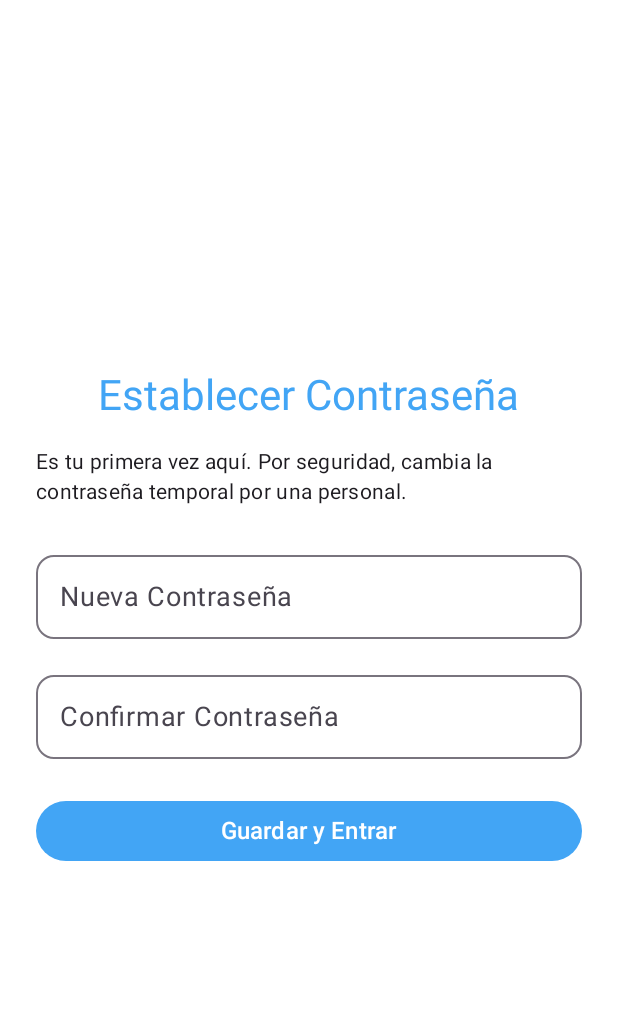
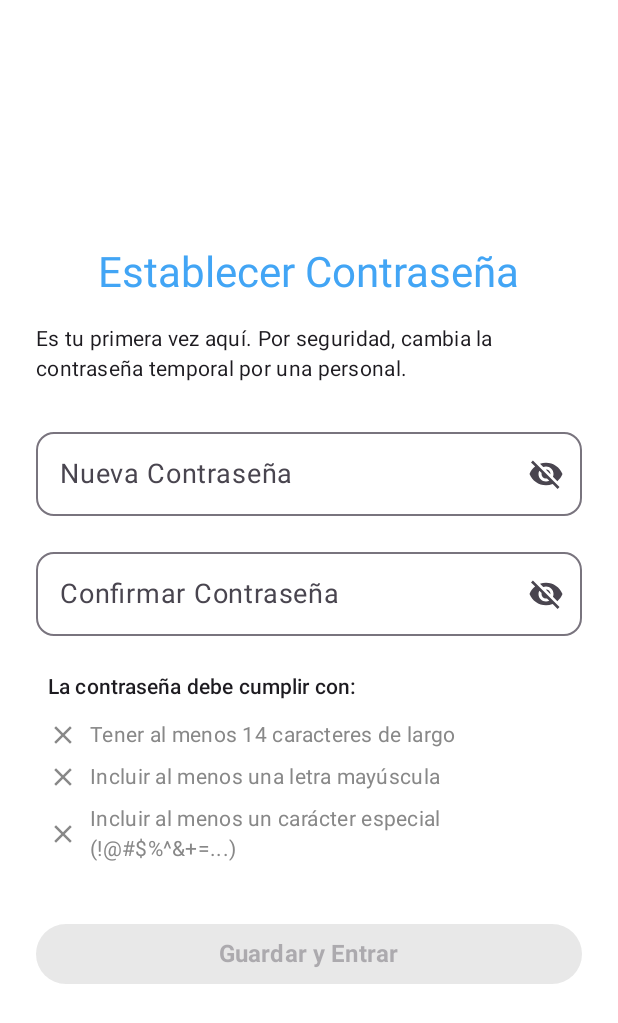
Before and after one commit to kassandra-cloud/app-movil, an Android app built with Jetpack Compose: the composable ChangePasswordScreen shown on its own in the app's theme, on a phone screen of 412 x 824 dp. Shown: the top 1023 px of the screen. Run offline under Robolectric (Android 15) with nearby library versions, the phone set to English and light mode, and no system bars.

Commit message:
agregando restricion al cambio de contraseña

```diff
--- a/app/build.gradle.kts
+++ b/app/build.gradle.kts
@@ -1,5 +1,3 @@
-// app/build.gradle.kts
-
 plugins {
     alias(libs.plugins.android.application)
     alias(libs.plugins.kotlin.android)
@@ -10,11 +8,13 @@ plugins {
 
 android {
     namespace = "com.example.proyecto"
-    compileSdk = 34
+    // Mantener en 35 para resolver los errores de compatibilidad
+    compileSdk = 35
 
     defaultConfig {
         applicationId = "com.example.proyecto"
         minSdk = 24
+        // Mantener en 35 para resolver los errores de compatibilidad
         targetSdk = 34
         versionCode = 1
         versionName = "1.0"
@@ -46,6 +46,10 @@ android {
 }
 
 dependencies {
+    // ELIMINADA la línea implementation(libs.androidx.compose.foundation)
+    // que causaba la "Unresolved reference" ya que se define como String
+    // más abajo. La definición como String es funcional.
+
     val retrofit_version = "2.11.0"
     val moshi_version = "1.15.0"
     val okhttp_version = "4.12.0"
@@ -64,6 +68,8 @@ dependencies {
     implementation(libs.androidx.compose.ui.graphics)
     implementation(libs.androidx.compose.ui.tooling.preview)
     implementation(libs.androidx.compose.material3)
+
+    // Esta línea se mantiene, usando el String literal que sí funciona.
     implementation("androidx.compose.foundation:foundation")
 
     implementation("androidx.compose.material:material-icons-extended")
@@ -102,6 +108,7 @@ dependencies {
     implementation("androidx.media3:media3-exoplayer:1.3.1")
     implementation("androidx.media3:media3-ui:1.3.1")
     implementation("androidx.media3:media3-common:1.3.1")
+
     // Desugaring
     coreLibraryDesugaring("com.android.tools:desugar_jdk_libs:2.0.4")
 
--- a/app/src/main/java/com/example/proyecto/api/ApiClient.kt
+++ b/app/src/main/java/com/example/proyecto/api/ApiClient.kt
@@ -12,7 +12,7 @@ import java.util.concurrent.TimeUnit
 object ApiClient {
 
     // Asegúrate de que esta IP sea la correcta donde corre tu Django ahora
-    private const val BASE_URL = "http://10.4.16.106:8000/"
+    private const val BASE_URL = "http://192.168.0.105:8000/"
 
     // --- Interceptores útiles ---
     private val logging = HttpLoggingInterceptor().apply {
--- a/app/src/main/java/com/example/proyecto/network/RetrofitInstance.kt
+++ b/app/src/main/java/com/example/proyecto/network/RetrofitInstance.kt
@@ -10,7 +10,7 @@ object RetrofitInstance {
 
     private val retrofit by lazy {
         Retrofit.Builder()
-            .baseUrl("http://10.4.16.106:8000/")
+            .baseUrl("http://192.168.0.105:8000/")
             .client(client)
             .addConverterFactory(GsonConverterFactory.create())
             .build()
--- a/app/src/main/java/com/example/proyecto/ui/theme/auth/ChangePasswordScreen.kt
+++ b/app/src/main/java/com/example/proyecto/ui/theme/auth/ChangePasswordScreen.kt
@@ -2,24 +2,62 @@ package com.example.proyecto.ui.theme.auth
 
 import android.widget.Toast
 import androidx.compose.foundation.layout.*
+import androidx.compose.foundation.rememberScrollState
+// IMPORTACIONES CORREGIDAS
+import androidx.compose.foundation.text.KeyboardOptions
+import androidx.compose.foundation.verticalScroll
+import androidx.compose.material.icons.Icons
+import androidx.compose.material.icons.filled.Check
+import androidx.compose.material.icons.filled.Close
+import androidx.compose.material.icons.filled.Visibility
+import androidx.compose.material.icons.filled.VisibilityOff
 import androidx.compose.material3.*
 import androidx.compose.runtime.*
 import androidx.compose.ui.Alignment
 import androidx.compose.ui.Modifier
+import androidx.compose.ui.graphics.Color
 import androidx.compose.ui.platform.LocalContext
+import androidx.compose.ui.text.font.FontWeight
+import androidx.compose.ui.text.input.KeyboardType // IMPORTACIÓN AÑADIDA/CORREGIDA
 import androidx.compose.ui.text.input.PasswordVisualTransformation
+import androidx.compose.ui.text.input.VisualTransformation
 import androidx.compose.ui.unit.dp
 import androidx.lifecycle.compose.collectAsStateWithLifecycle
 import com.example.proyecto.viewmodel.LoginViewModel
 
+// ==========================================================
+// LÓGICA DE VALIDACIÓN DE CONTRASEÑA
+// ==========================================================
+
+fun checkMinLength(password: String): Boolean = password.length >= 14
+fun checkUppercase(password: String): Boolean = password.any { it.isUpperCase() }
+fun checkSpecialChar(password: String): Boolean = password.contains(Regex("[^A-Za-z0-9]"))
+
+// ==========================================================
+// PANTALLA PRINCIPAL
+// ==========================================================
+
 @Composable
 fun ChangePasswordScreen(viewModel: LoginViewModel) {
     val uiState by viewModel.uiState.collectAsStateWithLifecycle()
+
     var password by remember { mutableStateOf("") }
     var confirmPassword by remember { mutableStateOf("") }
     val context = LocalContext.current
 
-    // Mostrar errores o mensajes
+    var showPassword by remember { mutableStateOf(false) }
+    var showConfirmPassword by remember { mutableStateOf(false) }
+
+    val isLengthMet = checkMinLength(password)
+    val isUppercaseMet = checkUppercase(password)
+    val isSpecialCharMet = checkSpecialChar(password)
+
+    val allRequirementsMet = isLengthMet && isUppercaseMet && isSpecialCharMet
+    val passwordsMatch = password == confirmPassword
+
+    val isPasswordValid = allRequirementsMet && passwordsMatch && password.isNotBlank()
+
+    // Mostrar errores o mensajes (manteniendo su lógica original con Toast)
     LaunchedEffect(uiState.errorMessage, uiState.successMessage) {
         uiState.errorMessage?.let {
             Toast.makeText(context, it, Toast.LENGTH_LONG).show()
@@ -34,7 +72,8 @@ fun ChangePasswordScreen(viewModel: LoginViewModel) {
     Column(
         modifier = Modifier
             .fillMaxSize()
-            .padding(24.dp),
+            .padding(24.dp)
+            .verticalScroll(rememberScrollState()),
         horizontalAlignment = Alignment.CenterHorizontally,
         verticalArrangement = Arrangement.Center
     ) {
@@ -53,44 +92,128 @@ fun ChangePasswordScreen(viewModel: LoginViewModel) {
 
         Spacer(modifier = Modifier.height(24.dp))
 
+        // CAMPO: Nueva Contraseña (USO SIMPLIFICADO de KeyboardOptions y KeyboardType)
         OutlinedTextField(
             value = password,
             onValueChange = { password = it },
             label = { Text("Nueva Contraseña") },
-            visualTransformation = PasswordVisualTransformation(),
+            singleLine = true,
+            visualTransformation = if (showPassword) VisualTransformation.None else PasswordVisualTransformation(),
+            keyboardOptions = KeyboardOptions( // Usando KeyboardOptions importada
+                keyboardType = KeyboardType.Password // Usando KeyboardType importado
+            ),
+            trailingIcon = {
+                IconButton(onClick = { showPassword = !showPassword }) {
+                    Icon(
+                        imageVector = if (showPassword) Icons.Filled.Visibility else Icons.Filled.VisibilityOff,
+                        contentDescription = if (showPassword) "Ocultar contraseña" else "Mostrar contraseña"
+                    )
+                }
+            },
             modifier = Modifier.fillMaxWidth()
         )
 
         Spacer(modifier = Modifier.height(16.dp))
 
+        // CAMPO: Confirmar Contraseña (USO SIMPLIFICADO de KeyboardOptions y KeyboardType)
         OutlinedTextField(
             value = confirmPassword,
             onValueChange = { confirmPassword = it },
             label = { Text("Confirmar Contraseña") },
-            visualTransformation = PasswordVisualTransformation(),
+            singleLine = true,
+            isError = confirmPassword.isNotBlank() && !passwordsMatch,
+            visualTransformation = if (showConfirmPassword) VisualTransformation.None else PasswordVisualTransformation(),
+            keyboardOptions = KeyboardOptions( // Usando KeyboardOptions importada
+                keyboardType = KeyboardType.Password // Usando KeyboardType importado
+            ),
+            trailingIcon = {
+                IconButton(onClick = { showConfirmPassword = !showConfirmPassword }) {
+                    Icon(
+                        imageVector = if (showConfirmPassword) Icons.Filled.Visibility else Icons.Filled.VisibilityOff,
+                        contentDescription = if (showConfirmPassword) "Ocultar contraseña" else "Mostrar contraseña"
+                    )
+                }
+            },
             modifier = Modifier.fillMaxWidth()
         )
 
+        if (confirmPassword.isNotBlank() && !passwordsMatch) {
+            Text(
+                "Las contraseñas no coinciden",
+                color = MaterialTheme.colorScheme.error,
+                style = MaterialTheme.typography.bodySmall,
+                modifier = Modifier.align(Alignment.Start).padding(top = 4.dp)
+            )
+        }
+
         Spacer(modifier = Modifier.height(24.dp))
 
+        // COMPONENTE: Requisitos de Contraseña
+        PasswordRequirementsList(
+            isLengthMet = isLengthMet,
+            isUppercaseMet = isUppercaseMet,
+            isSpecialCharMet = isSpecialCharMet
+        )
+
+        Spacer(modifier = Modifier.height(32.dp))
+
+        // BOTÓN: Guardar y Entrar
         Button(
             onClick = {
-                if (password.length < 12) {
-                    Toast.makeText(context, "Mínimo 12 caracteres", Toast.LENGTH_SHORT).show()
-                } else if (password != confirmPassword) {
-                    Toast.makeText(context, "Las contraseñas no coinciden", Toast.LENGTH_SHORT).show()
-                } else {
-                    viewModel.changeInitialPassword(password)
-                }
+                viewModel.changeInitialPassword(password)
             },
             modifier = Modifier.fillMaxWidth(),
-            enabled = !uiState.isLoading
+            enabled = isPasswordValid && !uiState.isLoading
         ) {
             if (uiState.isLoading) {
                 CircularProgressIndicator(color = MaterialTheme.colorScheme.onPrimary, modifier = Modifier.size(20.dp))
             } else {
-                Text("Guardar y Entrar")
+                Text("Guardar y Entrar", fontWeight = FontWeight.Bold)
             }
         }
     }
 }
+
+// ==========================================================
+// COMPONENTE: LISTA DE REQUISITOS
+// ==========================================================
+
+@Composable
+fun PasswordRequirementsList(
+    isLengthMet: Boolean,
+    isUppercaseMet: Boolean,
+    isSpecialCharMet: Boolean
+) {
+    Column(modifier = Modifier.fillMaxWidth().padding(horizontal = 8.dp)) {
+        Text("La contraseña debe cumplir con:", style = MaterialTheme.typography.titleSmall)
+        Spacer(Modifier.height(8.dp))
+
+        RequirementItem(label = "Tener al menos 14 caracteres de largo", isMet = isLengthMet)
+        RequirementItem(label = "Incluir al menos una letra mayúscula", isMet = isUppercaseMet)
+        RequirementItem(label = "Incluir al menos un carácter especial (!@#$%^&+=...)", isMet = isSpecialCharMet)
+    }
+}
+
+@Composable
+fun RequirementItem(label: String, isMet: Boolean) {
+    Row(
+        verticalAlignment = Alignment.CenterVertically,
+        modifier = Modifier.padding(vertical = 4.dp)
+    ) {
+        val color = if (isMet) Color(0xFF4CAF50) else Color.Gray
+        val icon = if (isMet) Icons.Default.Check else Icons.Default.Close
+
+        Icon(
+            imageVector = icon,
+            contentDescription = null,
+            tint = color,
+            modifier = Modifier.size(20.dp)
+        )
+        Spacer(Modifier.width(8.dp))
+        Text(
+            text = label,
+            color = color,
+            style = MaterialTheme.typography.bodyMedium
+        )
+    }
+}
--- a/gradle/libs.versions.toml
+++ b/gradle/libs.versions.toml
@@ -1,11 +1,11 @@
 [versions]
-agp = "8.5.2"
+agp = "8.6.0"   # ACTUALIZADO: Debe ser 8.6.0 para Compose 2024.06.00 y SDK 35
 kotlin = "1.9.24"
-compose-bom = "2024.06.00"     # cualquier BOM estable reciente
+compose-bom = "2024.06.00"
 compose-compiler = "1.5.14"
 
 [libraries]
-androidx-core-ktx = { group = "androidx.core", name = "core-ktx", version = "1.13.1" }
+androidx-core-ktx = { group = "androidx.core", name = "core-ktx", version = "1.15.0" } # ACTUALIZADO: Requerido por SDK 35
 androidx-lifecycle-runtime-ktx = { group = "androidx.lifecycle", name = "lifecycle-runtime-ktx", version = "2.7.0" }
 androidx-activity-compose = { group = "androidx.activity", name = "activity-compose", version = "1.9.0" }
 
```
